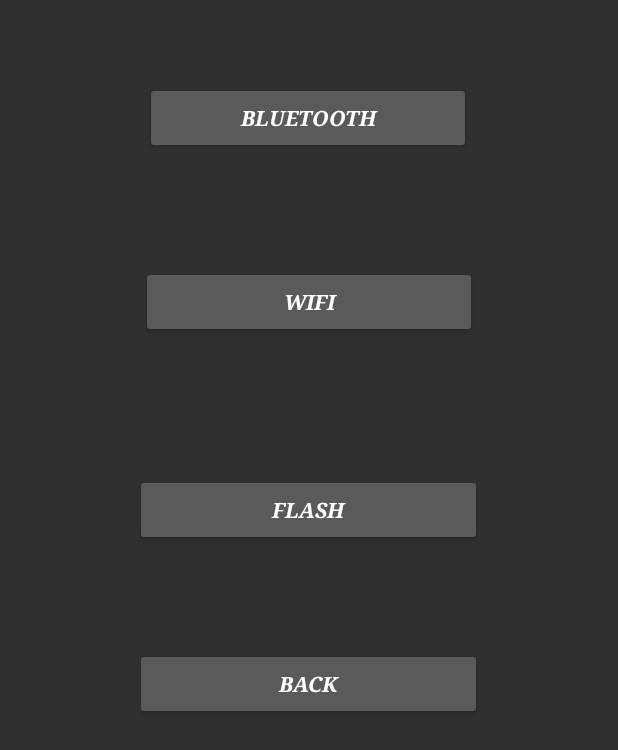
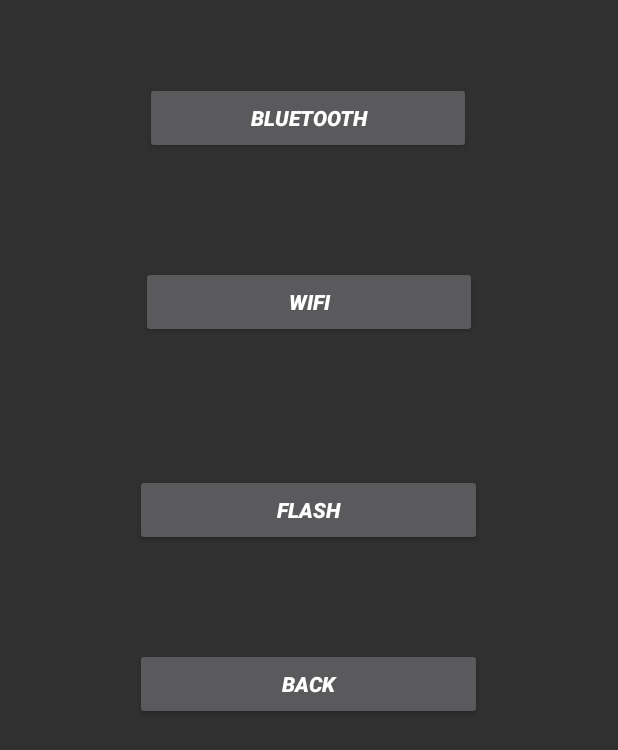
Before and after one commit to MeAdarshMishra/AndApp, an Android app: the AccelerometerSensor screen opened directly, with no data from a screen before it, on a phone screen of 412 x 824 dp. Shown: the part 286-1036 px from the top of the screen. Run offline under Robolectric (Android 15) with nearby library versions, the phone set to English and light mode, and no system bars.

Commit message:
Android Application

```diff
--- a/app/src/main/res/layout/activity_accelerometer_sensor.xml
+++ b/app/src/main/res/layout/activity_accelerometer_sensor.xml
@@ -14,13 +14,11 @@
         android:layout_centerHorizontal="true"
         android:layout_marginTop="189dp"
         android:layout_marginEnd="98dp"
-
-        android:fontFamily="serif"
         android:text="Bluetooth"
         android:textAlignment="center"
         android:textSize="14sp"
         android:textStyle="bold|italic"
-        android:typeface="serif" />
+         />
 
     <Button
         android:id="@+id/awifi"
@@ -29,12 +27,9 @@
         android:layout_alignParentTop="true"
         android:layout_centerHorizontal="true"
         android:layout_marginTop="312dp"
-
-        android:fontFamily="serif"
         android:text="Wifi"
         android:textAlignment="center"
-        android:textStyle="bold|italic"
-        android:typeface="serif" />
+        android:textStyle="bold|italic" />
 
     <Button
         android:id="@+id/aflash"
@@ -43,11 +38,9 @@
         android:layout_alignParentBottom="true"
         android:layout_centerHorizontal="true"
         android:layout_marginBottom="269dp"
-        android:fontFamily="serif"
         android:text="Flash"
         android:textAlignment="center"
-        android:textStyle="bold|italic"
-        android:typeface="serif" />
+        android:textStyle="bold|italic" />
 
     <Button
         android:id="@+id/sensorback"
@@ -56,9 +49,7 @@
         android:layout_alignParentBottom="true"
         android:layout_centerHorizontal="true"
         android:layout_marginBottom="153dp"
-        android:fontFamily="serif"
         android:text="Back"
         android:textAlignment="center"
-        android:textStyle="bold|italic"
-        android:typeface="serif" />
+        android:textStyle="bold|italic" />
 </RelativeLayout>
```
